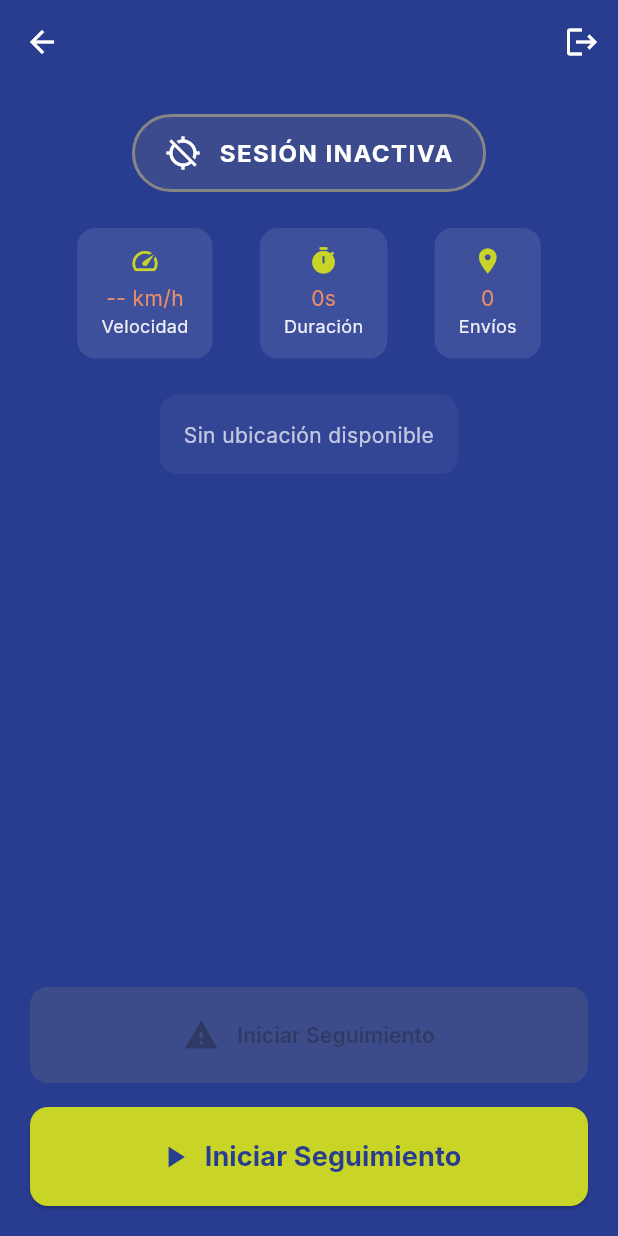
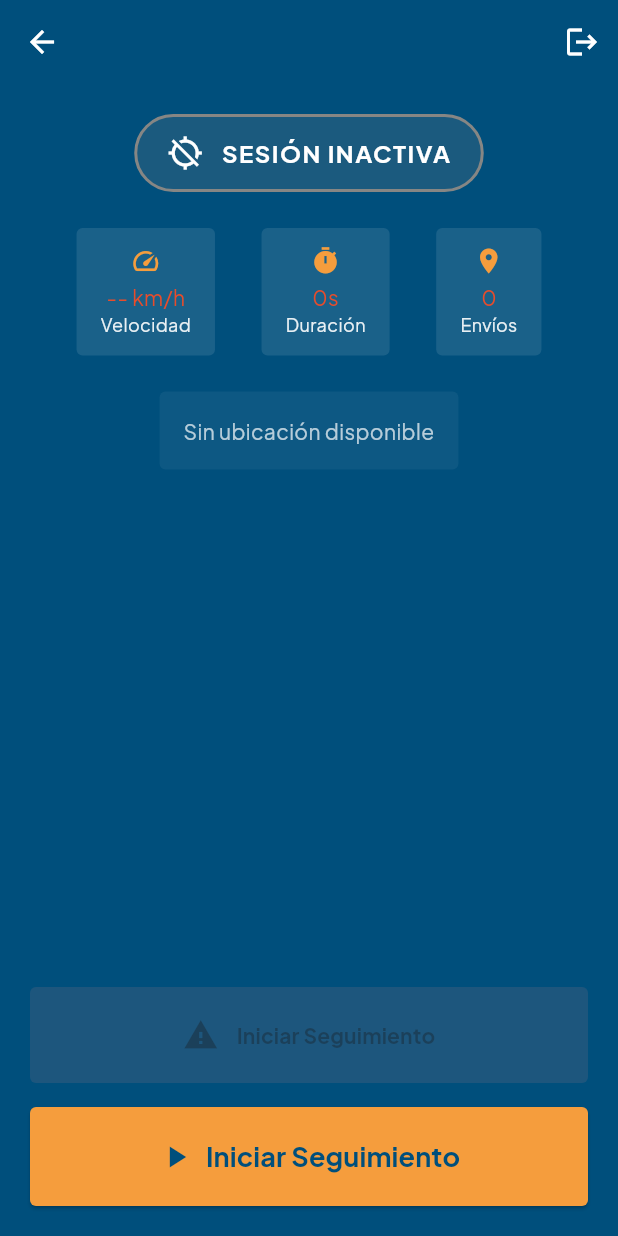
Before and after one commit to EnigMaticSpac3/busApp, a Flutter app: the ConductorScreen screen opened by its route, on a phone screen of 412 x 824 dp. Run offline on Flutter 3.47's test engine with Material 3 defaults, Android fonts, the phone set to English and light mode, and no system bars; our stand-ins replace flutter_dotenv, flutter_map, geolocator, google_fonts, latlong2, shared_preferences; accounts and stored records are empty; network calls fail.

Commit message:
feat(frontend): rebranding completo a Transita con paleta Canal

```diff
--- a/bus_app/lib/main.dart
+++ b/bus_app/lib/main.dart
@@ -21,7 +21,7 @@ class BusApp extends StatelessWidget {
   @override
   Widget build(BuildContext context) {
     return MaterialApp(
-      title: 'San Antonio Bus Tracker',
+      title: 'Transita',
       debugShowCheckedModeBanner: false,
       theme: AppTheme.light,
       initialRoute: '/',
--- a/bus_app/lib/theme/app_colors.dart
+++ b/bus_app/lib/theme/app_colors.dart
@@ -1,110 +1,173 @@
 import 'package:flutter/material.dart';
 
-/// Paleta visual oficial de San Antonio Bus Tracker (Brandbook v1.0).
+/// Paleta visual oficial de Transita (Brandbook Canal v1.0).
 ///
-/// Todos los colores están alineados con la identidad corporativa definida
-/// en el brandbook del proyecto. Cada token incluye su referencia HEX para
-/// facilitar la comunicación con el equipo de diseño y la verificación
-/// visual durante el desarrollo.
+/// Identidad "Canal" — inspirada en el Canal de Panamá:
+/// - Azul profundo (#004F7C) como primario (canal600)
+/// - Naranja amanecer (#F59D3D) como acento (amber400)
+/// - Rojo señal (#E84C2B) como alerta (signal500)
 ///
 /// Jerarquía de la paleta:
-/// 1. Colores primarios (primary, accent, alert) — usos principales en UI
-/// 2. Neutros (surface, textPrimary, textSecondary) — fondos y tipografía
-/// 3. Semánticos (success, warning) — estados y feedback
-/// 4. Escalas tonales (blue*, lime*, orange*, gray*) — variantes para gradientes y hover
+/// 1. Roles semánticos (primary, accent, alert) — uso directo en UI
+/// 2. Rampas tonales (Canal, Amber, Signal, Neutral) — variantes para hover, fondos, borders
 class AppColors {
   // ─────────────────────────────────────────────────────────────
-  // 1. PALETA PRINCIPAL (Primary Colors)
+  // 1. RAMPA CANAL (Azul) — Primary
+  // ─────────────────────────────────────────────────────────────
+  static const canal50  = Color(0xFFF0F8FD);
+  static const canal100 = Color(0xFFDFF0F9);
+  static const canal200 = Color(0xFFB0D4EE);
+  static const canal300 = Color(0xFF72B3DD);
+  static const canal400 = Color(0xFF3A8FC9);  // Secondary — Esclusa
+  static const canal500 = Color(0xFF1A6B98);
+  static const canal600 = Color(0xFF004F7C);  // PRIMARY — Canal Deep
+  static const canal700 = Color(0xFF003D60);
+  static const canal800 = Color(0xFF002D48);
+  static const canal900 = Color(0xFF001E30);
+
+  // ─────────────────────────────────────────────────────────────
+  // 2. RAMPA AMANECER (Naranja) — Accent
+  // ─────────────────────────────────────────────────────────────
+  static const amber50  = Color(0xFFFFF9F2);
+  static const amber100 = Color(0xFFFEF3E5);
+  static const amber200 = Color(0xFFFBDCB8);
+  static const amber300 = Color(0xFFF8BC7A);
+  static const amber400 = Color(0xFFF59D3D);  // ACCENT — Amanecer
+  static const amber500 = Color(0xFFC47200);
+  static const amber600 = Color(0xFF9E5800);
+  static const amber700 = Color(0xFF7A4000);
+  static const amber800 = Color(0xFF5A2E00);
+  static const amber900 = Color(0xFF3D1E00);
+
+  // ─────────────────────────────────────────────────────────────
+  // 3. RAMPA SEÑAL (Rojo) — Alert
+  // ─────────────────────────────────────────────────────────────
+  static const signal50  = Color(0xFFFFF4F2);
+  static const signal200 = Color(0xFFFADDD8);
+  static const signal400 = Color(0xFFEF7A63);
+  static const signal500 = Color(0xFFE84C2B);  // ALERT — Señal Roja
+  static const signal600 = Color(0xFFC02010);
+
+  // ─────────────────────────────────────────────────────────────
+  // 4. RAMPA NEUTRO (Grises)
+  // ─────────────────────────────────────────────────────────────
+  static const neutral0   = Color(0xFFFFFFFF);
+  static const neutral50  = Color(0xFFF8F9FC);
+  static const neutral100 = Color(0xFFF2F3F7);
+  static const neutral200 = Color(0xFFE4E6EF);
+  static const neutral300 = Color(0xFFCED2E0);
+  static const neutral400 = Color(0xFFB0B5C8);
+  static const neutral500 = Color(0xFF8B91A8);
+  static const neutral600 = Color(0xFF606680);
+  static const neutral700 = Color(0xFF454A60);
+  static const neutral800 = Color(0xFF2D3142);
+  static const neutral900 = Color(0xFF1A1C24);
+
+  // ─────────────────────────────────────────────────────────────
+  // 5. ROLES SEMÁNTICOS
   // ─────────────────────────────────────────────────────────────
 
-  /// Azul institucional — #283C90
-  /// AppBar, BottomNav activo, FAB inactivo, headers, botones primarios.
-  static const primary = Color(0xFF283C90);
+  // Primary
+  static const primary = Color(0xFF004F7C);         // canal600
+  static const primaryHover = Color(0xFF003D60);    // canal700
+  static const primarySubtle = Color(0xFFF0F8FD);   // canal50
+  static const primaryBorder = Color(0xFF72B3DD);   // canal300
+  static const onPrimary = Color(0xFFFFFFFF);
 
-  /// Versión clara del primario — #5568B5
-  /// Usado para estados hover, fondos de input activos, badges suaves.
+  // Secondary
+  static const secondary = Color(0xFF3A8FC9);        // canal400
+  static const secondarySubtle = Color(0xFFDFF0F9);  // canal100
+  static const onSecondary = Color(0xFF002D48);      // canal800
+
+  // Accent
+  static const accent = Color(0xFFF59D3D);           // amber400
+  static const accentHover = Color(0xFFC47200);       // amber500
+  static const accentSubtle = Color(0xFFFFF9F2);      // amber50
+  static const onAccent = Color(0xFF3D1E00);          // amber900 — NUNCA blanco sobre accent
+
+  // Alert
+  static const alert = Color(0xFFE84C2B);             // signal500
+  static const alertSubtle = Color(0xFFFFF4F2);       // signal50
+  static const onAlert = Color(0xFFFFFFFF);
+
+  // Text
+  static const textPrimary = Color(0xFF1A1C24);       // neutral900
+  static const textSecondary = Color(0xFF606680);     // neutral600
+  static const textMuted = Color(0xFF8B91A8);         // neutral500
+  static const textDisabled = Color(0xFFB0B5C8);      // neutral400
+  static const textInverse = Color(0xFFFFFFFF);
+
+  // Surfaces
+  static const surfacePage = Color(0xFFF8F9FC);       // neutral50
+  static const surfaceCard = Color(0xFFFFFFFF);        // neutral0
+  static const surfaceRaised = Color(0xFFF2F3F7);      // neutral100
+  static const surfaceOverlay = Color.fromRGBO(0, 31, 48, 0.72);  // canal900 con opacidad
+
+  // Borders
+  static const border = Color(0xFFE4E6EF);             // neutral200
+  static const borderStrong = Color(0xFFCED2E0);       // neutral300
+
+  // ─────────────────────────────────────────────────────────────
+  // 6. ALIASES RETROCOMPATIBLES (DEPRECATED)
+  //    Mantenidos para no romper widgets/screens existentes.
+  //    Apuntan a los colores equivalentes de la nueva paleta Canal.
+  //    Eliminar gradualmente al migrar cada screen.
+  // ─────────────────────────────────────────────────────────────
+  @Deprecated('Usar surfaceCard o neutral0 en su lugar')
+  static const white = Color(0xFFFFFFFF);
+
+  @Deprecated('Usar surfacePage en su lugar')
+  static const surface = Color(0xFFF6F7F9);
+
+  @Deprecated('Usar surfaceRaised en su lugar')
+  static const surfaceDark = Color(0xFFE8ECF1);
+
+  @Deprecated('Usar secondary (canal400) o primary según el contexto')
   static const primaryLight = Color(0xFF5568B5);
 
-  /// Versión oscura del primario — #172368
-  /// Usado en textos sobre fondos claros, shadows, estados pressed.
+  @Deprecated('Usar canal800 o canal700 según el contexto')
   static const primaryDark = Color(0xFF172368);
 
-  /// Verde lima corporativo — #C8D527
-  /// Polyline de ruta en mapa, FAB activo, accentos destacados,
-  /// toggle activo, indicadores de contribución GPS activa.
-  static const accent = Color(0xFFC8D527);
-
-  /// Naranja alerta — #E88D67
-  /// Marcador de bus activo, indicadores de estado en sesión,
-  /// opacidad al 50% para estado "incierto", al 20% para "perdido".
-  static const alert = Color(0xFFE88D67);
-
-  // ─────────────────────────────────────────────────────────────
-  // 2. NEUTROS (Neutral / Surface Colors)
-  // ─────────────────────────────────────────────────────────────
-
-  /// Blanco puro — #FFFFFF
-  /// Fondos de tarjetas, modales, bottoms sheets, texto sobre color.
-  static const white = Color(0xFFFFFFFF);
-
-  /// Fondo base de pantallas — #F6F7F9
-  /// Scaffold background, fondos de listas, contenido general.
-  static const surface = Color(0xFFF6F7F9);
-
-  /// Fondo secundario (elevado) — #E8ECF1
-  /// Cards, contenedores elevados, secciones agrupadas,
-  /// fondo de inputs deshabilitados.
-  static const surfaceDark = Color(0xFFE8ECF1);
-
-  /// Texto primario — #1F2937
-  /// Títulos, textos de alto contraste, body principal.
-  static const textPrimary = Color(0xFF1F2937);
-
-  /// Texto secundario — #6B7280
-  /// Subtítulos, metadatos, hints, placeholders.
-  static const textSecondary = Color(0xFF6B7280);
-
-  // ─────────────────────────────────────────────────────────────
-  // 3. COLORES SEMÁNTICOS (Semantic Colors)
-  // ─────────────────────────────────────────────────────────────
-
-  /// Verde de éxito — #C8D527 (hereda del accent)
-  /// Indicadores de operación correcta, confirmaciones, checkmarks.
+  @Deprecated('Usar accent o primary según el contexto')
   static const success = Color(0xFFC8D527);
 
-  /// Anaranjado de advertencia — #E88D67 (hereda del alert)
-  /// Alertas no críticas, warned state, batería baja, señal débil.
+  @Deprecated('Usar accent o amber según el contexto')
   static const warning = Color(0xFFE88D67);
 
-  // ─────────────────────────────────────────────────────────────
-  // 4. ESCALAS TONALES (Tonal Scales)
-  // ─────────────────────────────────────────────────────────────
+  // Escalas tonales previas — mantenidas para compatibilidad con widgets existentes
+  @Deprecated('Usar canal50 en su lugar')
+  static const blue50  = Color(0xFFE8EEFA);
+  @Deprecated('Usar canal300 en su lugar')
+  static const blue300 = Color(0xFF7A9AE0);
+  @Deprecated('Usar canal600 (primary) en su lugar')
+  static const blue600 = Color(0xFF2F54AD);
+  @Deprecated('Usar canal900 en su lugar')
+  static const blue900 = Color(0xFF131C70);
 
-  /// — Escala Azul (Blue) —
-  /// Derivada de primary (#283C90) para gradientes y fondos translúcidos.
-  static const blue50   = Color(0xFFE8EEFA);
-  static const blue300  = Color(0xFF7A9AE0);
-  static const blue600  = Color(0xFF2F54AD);
-  static const blue900  = Color(0xFF131C70);
+  @Deprecated('Usar primarySubtle (canal50) o eval si se necesita verde')
+  static const lime50  = Color(0xFFF4F8D0);
+  @Deprecated('Usar primaryBorder (canal300) o eval')
+  static const lime300 = Color(0xFFD4E46A);
+  @Deprecated('Usar primary (canal600) o eval')
+  static const lime600 = Color(0xFF8FA020);
+  @Deprecated('Usar canal900 o eval')
+  static const lime900 = Color(0xFF576010);
 
-  /// — Escala Lima (Lime) —
-  /// Derivada de accent (#C8D527) para estados hover de botones accent.
-  static const lime50   = Color(0xFFF4F8D0);
-  static const lime300  = Color(0xFFD4E46A);
-  static const lime600  = Color(0xFF8FA020);
-  static const lime900  = Color(0xFF576010);
+  @Deprecated('Usar accentSubtle (amber50) en su lugar')
+  static const orange50  = Color(0xFFFDF0E8);
+  @Deprecated('Usar amber300 en su lugar')
+  static const orange300 = Color(0xFFF0AC80);
+  @Deprecated('Usar amber600 en su lugar')
+  static const orange600 = Color(0xFFB85520);
+  @Deprecated('Usar amber900 en su lugar')
+  static const orange900 = Color(0xFF7A2F0E);
 
-  /// — Escala Naranja (Orange) —
-  /// Derivada de alert (#E88D67) para fondos de badges de alerta.
-  static const orange50   = Color(0xFFFDF0E8);
-  static const orange300  = Color(0xFFF0AC80);
-  static const orange600  = Color(0xFFB85520);
-  static const orange900  = Color(0xFF7A2F0E);
-
-  /// — Escala Gris (Gray) —
-  /// Neutros puros para borders, separadores, fondos deshabilitados.
-  static const gray50   = Color(0xFFF0F0EF);
-  static const gray300  = Color(0xFF868684);
-  static const gray600  = Color(0xFF484846);
-  static const gray900  = Color(0xFF101010);
+  @Deprecated('Usar neutral50 en su lugar')
+  static const gray50  = Color(0xFFF0F0EF);
+  @Deprecated('Usar neutral300 o borderStrong en su lugar')
+  static const gray300 = Color(0xFF868684);
+  @Deprecated('Usar neutral600 o textSecondary en su lugar')
+  static const gray600 = Color(0xFF484846);
+  @Deprecated('Usar neutral900 o textPrimary en su lugar')
+  static const gray900 = Color(0xFF101010);
 }
--- a/bus_app/lib/theme/app_radius.dart
+++ b/bus_app/lib/theme/app_radius.dart
@@ -1,6 +1,8 @@
 class AppRadius {
-  static const double small = 12;
-  static const double medium = 16;
-  static const double large = 24;
-  static const double pill = 999;
+  static const double small = 4;       // badges pequeños
+  static const double medium = 8;      // botones, inputs, route badge
+  static const double large = 12;      // cards, bus cards, toasts
+  static const double xlarge = 16;     // bottom sheet top corners
+  static const double xxlarge = 24;    // phone frame
+  static const double pill = 9999;     // pills, FAB, chips, search
 }
--- a/bus_app/lib/theme/app_shadows.dart
+++ b/bus_app/lib/theme/app_shadows.dart
@@ -1,21 +1,24 @@
 import 'package:flutter/material.dart';
 
 class AppShadows {
+  // elevation-1: cards, stop cards
   static const shadowSm = BoxShadow(
-    offset: Offset(0, 2),
-    blurRadius: 8,
-    color: Color.fromRGBO(0, 0, 0, 0.08),
+    offset: Offset(0, 1),
+    blurRadius: 3,
+    color: Color.fromRGBO(0, 31, 48, 0.08),
   );
 
+  // elevation-2: search bar flotante
   static const shadowMd = BoxShadow(
     offset: Offset(0, 4),
     blurRadius: 12,
-    color: Color.fromRGBO(0, 0, 0, 0.10),
+    color: Color.fromRGBO(0, 31, 48, 0.10),
   );
 
+  // elevation-3: FAB, bottom sheet
   static const shadowLg = BoxShadow(
-    offset: Offset(0, 6),
-    blurRadius: 16,
-    color: Color.fromRGBO(0, 0, 0, 0.12),
+    offset: Offset(0, 8),
+    blurRadius: 24,
+    color: Color.fromRGBO(0, 31, 48, 0.12),
   );
 }
--- a/bus_app/lib/theme/app_spacing.dart
+++ b/bus_app/lib/theme/app_spacing.dart
@@ -6,4 +6,7 @@ class AppSpacing {
   static const double xl = 20;
   static const double xxl = 24;
   static const double xxxl = 32;
+  static const double xxxxl = 40;
+  static const double huge = 48;
+  static const double giant = 64;
 }
--- a/bus_app/lib/theme/app_theme.dart
+++ b/bus_app/lib/theme/app_theme.dart
@@ -9,8 +9,8 @@ class AppTheme {
     final colorScheme = ColorScheme.fromSeed(
       seedColor: AppColors.primary,
       primary: AppColors.primary,
-      secondary: AppColors.accent,
-      surface: AppColors.white,
+      secondary: AppColors.secondary,
+      surface: AppColors.surfaceCard,
     );
 
     return ThemeData(
@@ -20,29 +20,30 @@ class AppTheme {
 
       appBarTheme: const AppBarTheme(
         backgroundColor: AppColors.primary,
-        foregroundColor: AppColors.white,
+        foregroundColor: AppColors.onPrimary,
         elevation: 0,
         centerTitle: false,
       ),
 
       navigationBarTheme: NavigationBarThemeData(
-        backgroundColor: AppColors.white,
+        backgroundColor: AppColors.surfaceCard,
         indicatorColor: AppColors.primary.withValues(alpha: 0.12),
         iconTheme: WidgetStateProperty.resolveWith((Set<WidgetState> states) {
           if (states.contains(WidgetState.selected)) {
             return const IconThemeData(color: AppColors.primary);
           }
-          return const IconThemeData(color: AppColors.gray300);
+          return const IconThemeData(color: AppColors.textDisabled);
         }),
         labelTextStyle: WidgetStateProperty.resolveWith((Set<WidgetState> states) {
           if (states.contains(WidgetState.selected)) {
             return AppTypography.textTheme.labelMedium?.copyWith(color: AppColors.primary);
           }
-          return AppTypography.textTheme.labelMedium?.copyWith(color: AppColors.gray300);
+          return AppTypography.textTheme.labelMedium?.copyWith(color: AppColors.textDisabled);
         }),
       ),
 
       cardTheme: CardThemeData(
+        color: AppColors.surfaceCard,
         elevation: 2,
         margin: const EdgeInsets.only(bottom: AppSpacing.md),
         shape: RoundedRectangleBorder(
@@ -53,12 +54,12 @@ class AppTheme {
       filledButtonTheme: FilledButtonThemeData(
         style: FilledButton.styleFrom(
           backgroundColor: AppColors.primary,
-          foregroundColor: AppColors.white,
+          foregroundColor: AppColors.onPrimary,
           padding: const EdgeInsets.symmetric(
             horizontal: AppSpacing.lg, vertical: AppSpacing.xl,
           ),
           shape: RoundedRectangleBorder(
-            borderRadius: BorderRadius.circular(AppRadius.pill),
+            borderRadius: BorderRadius.circular(AppRadius.medium),
           ),
         ),
       ),
@@ -70,6 +71,40 @@ class AppTheme {
           borderRadius: BorderRadius.vertical(top: Radius.circular(AppRadius.large)),
         ),
       ),
+
+      inputDecorationTheme: InputDecorationTheme(
+        border: OutlineInputBorder(
+          borderRadius: BorderRadius.circular(AppRadius.medium),
+          borderSide: const BorderSide(color: AppColors.border),
+        ),
+        enabledBorder: OutlineInputBorder(
+          borderRadius: BorderRadius.circular(AppRadius.medium),
+          borderSide: const BorderSide(color: AppColors.border),
+        ),
+        focusedBorder: OutlineInputBorder(
+          borderRadius: BorderRadius.circular(AppRadius.medium),
+          borderSide: const BorderSide(color: AppColors.primary, width: 2),
+        ),
+        contentPadding: const EdgeInsets.symmetric(
+          horizontal: AppSpacing.lg,
+          vertical: AppSpacing.md,
+        ),
+      ),
+
+      chipTheme: ChipThemeData(
+        backgroundColor: AppColors.primarySubtle,
+        labelStyle: const TextStyle(color: AppColors.primary),
+        side: BorderSide.none,
+        shape: RoundedRectangleBorder(
+          borderRadius: BorderRadius.circular(AppRadius.pill),
+        ),
+      ),
+
+      dividerTheme: const DividerThemeData(
+        color: AppColors.border,
+        thickness: 1,
+        space: 1,
+      ),
     );
   }
 }
--- a/bus_app/lib/theme/app_typography.dart
+++ b/bus_app/lib/theme/app_typography.dart
@@ -4,32 +4,57 @@ import 'app_colors.dart';
 
 class AppTypography {
   static TextTheme get textTheme {
-    final base = GoogleFonts.interTextTheme();
+    final base = GoogleFonts.plusJakartaSansTextTheme();
     return base.copyWith(
       displayLarge: base.displayLarge?.copyWith(
-        fontSize: 32, fontWeight: FontWeight.bold, color: AppColors.textPrimary,
+        fontSize: 28,
+        fontWeight: FontWeight.w700,
+        color: AppColors.textPrimary,
       ),
       headlineMedium: base.headlineMedium?.copyWith(
-        fontSize: 24, fontWeight: FontWeight.w600, color: AppColors.textPrimary,
+        fontSize: 22,
+        fontWeight: FontWeight.w700,
+        color: AppColors.textPrimary,
       ),
       titleLarge: base.titleLarge?.copyWith(
-        fontSize: 20, fontWeight: FontWeight.w600, color: AppColors.textPrimary,
+        fontSize: 18,
+        fontWeight: FontWeight.w600,
+        color: AppColors.textPrimary,
       ),
       titleMedium: base.titleMedium?.copyWith(
-        fontSize: 16, fontWeight: FontWeight.w600, color: AppColors.textPrimary,
+        fontSize: 16,
+        fontWeight: FontWeight.w600,
+        color: AppColors.textPrimary,
       ),
       bodyLarge: base.bodyLarge?.copyWith(
-        fontSize: 16, fontWeight: FontWeight.w400, color: AppColors.textPrimary, height: 1.5,
-      ),
-      bodyMedium: base.bodyMedium?.copyWith(
-        fontSize: 14, fontWeight: FontWeight.w400, color: AppColors.textSecondary, height: 1.5,
+        fontSize: 14,
+        fontWeight: FontWeight.w400,
+        color: AppColors.textPrimary,
       ),
       labelLarge: base.labelLarge?.copyWith(
-        fontSize: 14, fontWeight: FontWeight.w600, color: AppColors.textPrimary,
+        fontSize: 13,
+        fontWeight: FontWeight.w700,
+        color: AppColors.textPrimary,
       ),
       labelMedium: base.labelMedium?.copyWith(
-        fontSize: 12, fontWeight: FontWeight.w500, color: AppColors.textSecondary,
+        fontSize: 12,
+        fontWeight: FontWeight.w600,
+        color: AppColors.textSecondary,
+      ),
+      labelSmall: base.labelSmall?.copyWith(
+        fontSize: 11,
+        fontWeight: FontWeight.w700,
+        color: AppColors.textMuted,
+        letterSpacing: 0.08 * 11, // 0.08em tracking
       ),
     );
   }
+
+  /// Estilo monoespaciado para datos y ETA (JetBrains Mono).
+  static TextStyle get etaStyle => GoogleFonts.jetBrainsMono(
+    fontSize: 28,
+    fontWeight: FontWeight.w700,
+    color: AppColors.canal600,
+    height: 1,
+  );
 }
```
Also changed, not shown: 2 other files.
